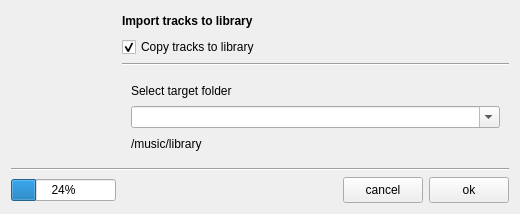
Qt form branches/sayonara-492/GUI/library/ImportFolderDialog/GUI_ImportFolder.ui (shahid334/sayonara-player) before a commit.
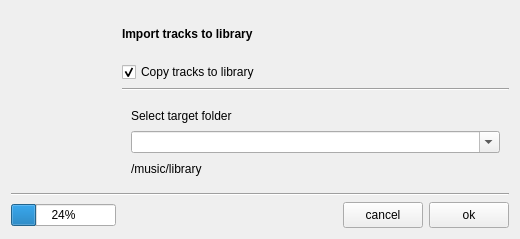
The same form after that commit.

```diff
--- a/branches/sayonara-492/GUI/library/ImportFolderDialog/GUI_ImportFolder.ui
+++ b/branches/sayonara-492/GUI/library/ImportFolderDialog/GUI_ImportFolder.ui
@@ -7,7 +7,7 @@
     <x>0</x>
     <y>0</y>
     <width>520</width>
-    <height>213</height>
+    <height>239</height>
    </rect>
   </property>
   <property name="windowTitle">
```
